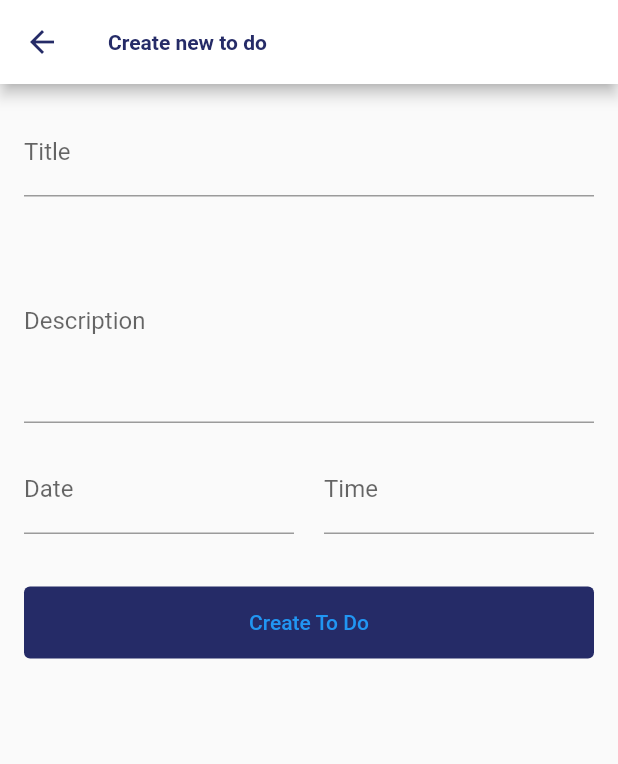
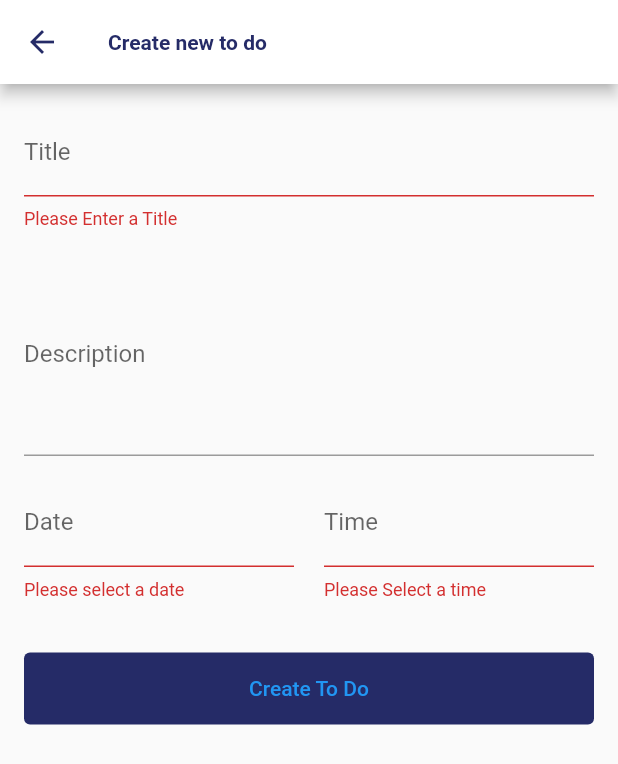
Before and after one commit to Kwakuciti/Kwakuciti, a Flutter app: the CreateToDo screen opened directly, after a tap on "Create To Do", on a phone screen of 412 x 824 dp. Shown: the top 764 px of the screen. Run offline on Flutter 3.47's test engine with Material 2 defaults, Android fonts, the phone set to English and light mode, and no system bars; our stand-ins replace modal_bottom_sheet; network calls fail.

Commit message:
todoview,dateTime,todoController,

```diff
--- a/lib/views/create_todo.dart
+++ b/lib/views/create_todo.dart
@@ -1,21 +1,35 @@
 import 'package:flutter/material.dart';
 import 'package:todo_app/utils.dart';
+import 'package:todo_app/controllers/todo_controller.dart';
+import 'package:intl/intl.dart';
 
-class CreateToDo extends StatelessWidget {
-  const CreateToDo({ Key? key }) : super(key: key);
+class CreateToDo extends StatefulWidget {
+  const CreateToDo({Key? key}) : super(key: key);
 
+  @override
+  State<CreateToDo> createState() => _CreateToDoState();
+}
+
+class _CreateToDoState extends State<CreateToDo> {
+  final TextEditingController _titleController = TextEditingController();
+  final TextEditingController _descriptionController = TextEditingController();
+  final TextEditingController _timeController = TextEditingController();
+  final TextEditingController _dateController = TextEditingController();
+  final GlobalKey<FormState> _formkey = GlobalKey();
+  final TodoController _todoController = TodoController();
   @override
   Widget build(BuildContext context) {
     return Scaffold(
         appBar: AppBar(
-        title: Text(
-          'Create new to do'
+          title: Text('Create new to do'),
         ),
-      ),
-      body: Form(child: ListView(
+        body: Form(
+          key: _formkey,
+          child: ListView(
             padding: const EdgeInsets.all(16),
             children: [
               TextFormField(
+                controller: _titleController,
                 decoration: InputDecoration(
                   label: Text(
                     'Title',
@@ -24,35 +38,54 @@ class CreateToDo extends StatelessWidget {
                   floatingLabelBehavior: FloatingLabelBehavior.never,
                   focusedBorder: UnderlineInputBorder(
                     borderSide: BorderSide(color: customBlue),
-
                   ),
                 ),
+                validator: (value) {
+                  if (value!.isEmpty) {
+                    return 'Please Enter a Title';
+                  }
+                },
               ),
-      const    SizedBox(
+              const SizedBox(
                 height: 16,
               ),
               TextFormField(
+                validator: (value) {
+                  if (value!.isEmpty) {}
+                },
+                controller: _descriptionController,
                 keyboardType: TextInputType.multiline,
                 maxLines: 5,
                 textCapitalization: TextCapitalization.sentences,
                 decoration: InputDecoration(
                   label: Text('Description'),
                   hintText: 'Please enter description here',
-            focusedBorder: UnderlineInputBorder(borderSide: BorderSide(color: customBlue),
+                  focusedBorder: UnderlineInputBorder(
+                    borderSide: BorderSide(color: customBlue),
                   ),
                 ),
               ),
-        SizedBox(height: 15,),
-        Row(
-          children: [
-            Expanded(child: TextFormField(
-              onTap: (){
+              SizedBox(
+                height: 15,
+              ),
+              Row(children: [
+                Expanded(
+                  child: TextFormField(
+                    onTap: () {
                       showDatePicker(
                               context: context,
                               initialDate: DateTime.now(),
                               firstDate: DateTime.now(),
-                    lastDate: DateTime.now().add(const Duration(days: 365)));
+                              lastDate:
+                                  DateTime.now().add(const Duration(days: 365)))
+                          .then((value) {
+                        setState(() {
+                          _dateController.text =
+                              DateFormat.yMMMd().format(value!);
+                        });
+                      });
                     },
+                    controller: _dateController,
                     keyboardType: TextInputType.datetime,
                     textCapitalization: TextCapitalization.sentences,
                     maxLines: 1,
@@ -64,18 +97,29 @@ class CreateToDo extends StatelessWidget {
                         borderSide: BorderSide(color: customBlue),
                       ),
                     ),
+                    validator: (value) {
+                      if (value!.isEmpty) {
+                        return 'Please select a date';
+                      }
+                      if (value == DateFormat.yMMMd().format(DateTime.now())) {
+                        return 'You Selected today\'s date';
+                      }
+                    },
                   ),
                 ),
                 const SizedBox(
-              width: 20,),
+                  width: 20,
+                ),
                 Expanded(
                   child: TextFormField(
-              onTap: (){
+                      onTap: () {
                         showTimePicker(
-                  context: context, initialTime: TimeOfDay.now());
-
-
-
+                                context: context, initialTime: TimeOfDay.now())
+                            .then((value) {
+                          setState(() {
+                            _timeController.text = value!.format(context);
+                          });
+                        });
                       },
                       keyboardType: TextInputType.datetime,
                       textCapitalization: TextCapitalization.sentences,
@@ -87,33 +131,43 @@ class CreateToDo extends StatelessWidget {
                         focusedBorder: UnderlineInputBorder(
                           borderSide: BorderSide(color: customBlue),
                         ),
-            )),
                       ),
-
-
+                      validator: (value){
+                        if (value!.isEmpty){
+                          return 'Please Select a time';
+                        }
+                      },
+                      ),
+                ),
               ]),
-
-
               const SizedBox(height: 35),
               TextButton(
-        onPressed: (){},
+                onPressed: ()async {
+                  if (_formkey.currentState!.validate()) {
+                    String dateTime = _dateController.text + " " + _timeController.text;
+                    //Todo isLoading
+                    setState(() {
+
+                    });
+
+                      bool isSucessful = await _todoController.createTodo(
+                        title: _timeController.text,
+                         description: _descriptionController.text,
+                          dateTime: dateTime);
+
+                  }
+                },
                 child: Text(
                   'Create To Do',
-          style: TextStyle() ,
+                  style: TextStyle(),
                 ),
                 style: TextButton.styleFrom(
                   padding: const EdgeInsets.all(16),
                   backgroundColor: customBlue,
                 ),
               ),
-
             ],
           ),
-
-      )
-      );
-
-
-
+        ));
   }
 }
--- a/pubspec.yaml
+++ b/pubspec.yaml
@@ -36,6 +36,8 @@ dependencies:
   cupertino_icons: ^1.0.2
   modal_bottom_sheet: ^2.0.0
   http: ^0.13.4
+  dartx: ^1.0.0
+  intl: ^0.17.0
 
 dev_dependencies:
   flutter_test:
```
Also changed, not shown: lib/controllers/todo_controller.dart (+22 -1 lines), lib/home_view.dart (+25 -4 lines), lib/todotile_view.dart (+9 -6 lines), pubspec.lock. Lines whose indentation alone changed are shown as unchanged.
